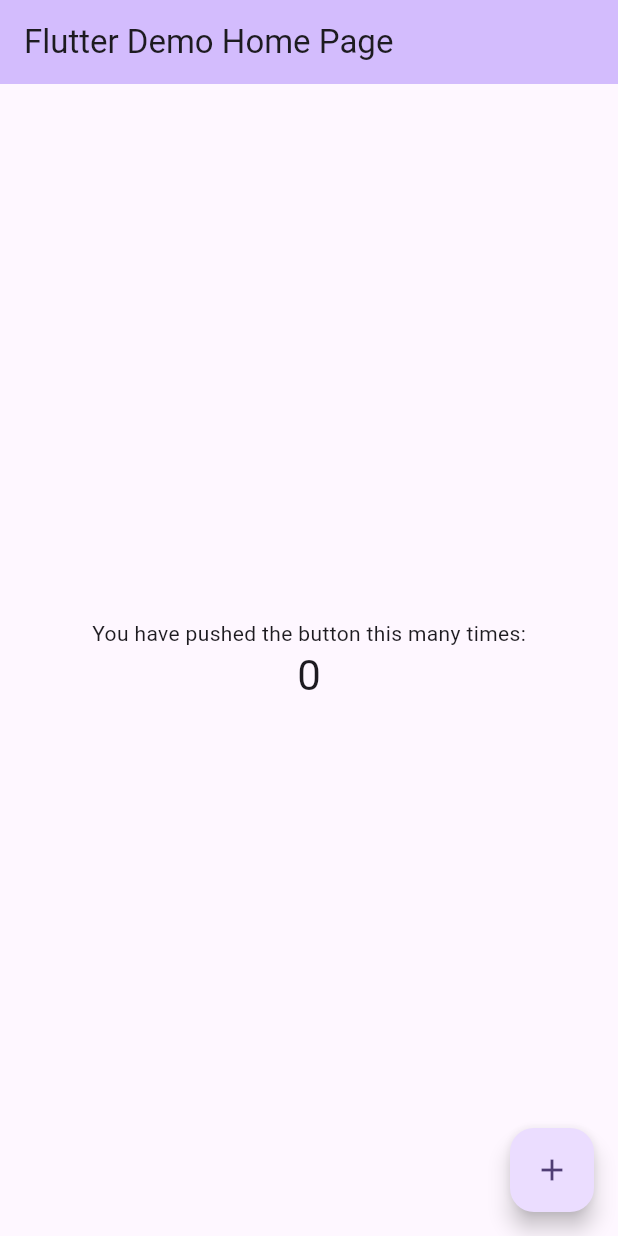
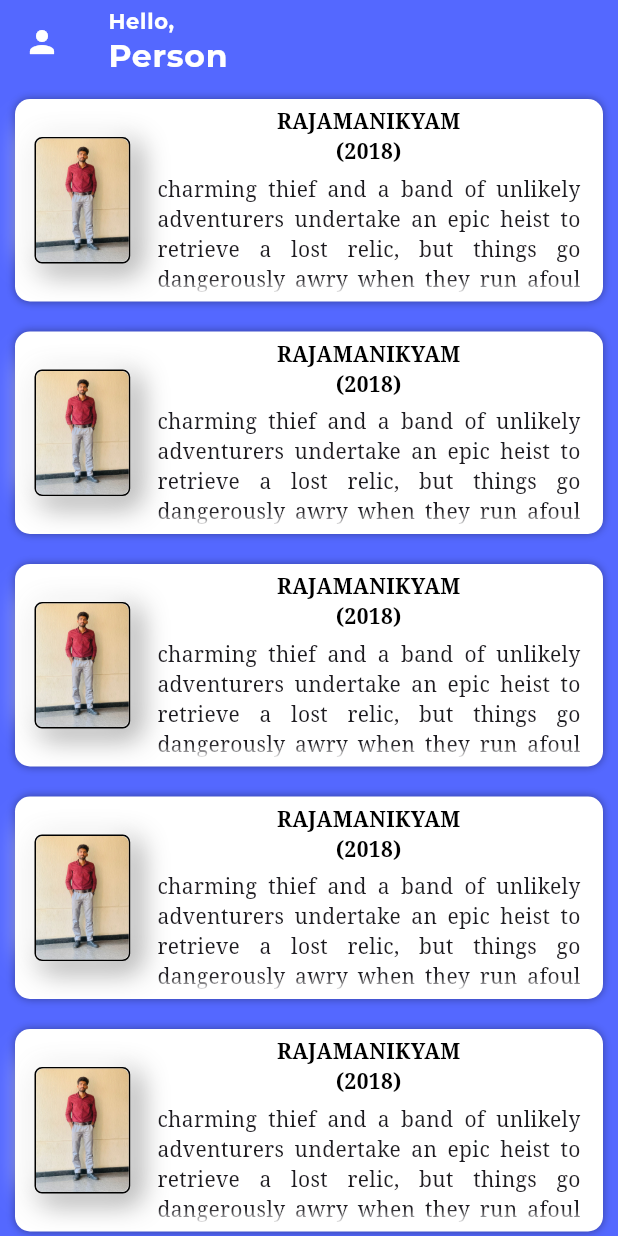
Before and after one commit to ijas-ahm-d/My_Movies, a Flutter app: the screen it shows after launch, on a phone screen of 412 x 824 dp. Run offline on Flutter 3.47's test engine with Material 2 defaults, Android fonts, the phone set to English and light mode, and no system bars; our stand-ins replace animated_splash_screen, freezed_annotation, google_fonts.

Commit message:
presentation completed

```diff
--- /dev/null
+++ b/lib/core/colors.dart
@@ -0,0 +1,7 @@
+import 'package:flutter/material.dart';
+
+class AppColors {
+  static const appColor = Color(0xFF5468FF);
+  static const kwhite = Colors.white;
+   static const kBlack = Colors.black;
+}
--- /dev/null
+++ b/lib/core/constants.dart
@@ -0,0 +1 @@
+const kBaseURL = "https://api.themoviedb.org/3";
--- /dev/null
+++ b/lib/core/images.dart
@@ -0,0 +1,3 @@
+class Images {
+  static String splashImg = "assets/images/splash.svg";
+}
--- /dev/null
+++ b/lib/core/text_styles.dart
@@ -0,0 +1,20 @@
+import 'package:flutter/material.dart';
+import 'package:google_fonts/google_fonts.dart';
+import 'package:my_movies/core/colors.dart';
+
+class TextStyles{
+ static textstyles(double size, FontWeight fweight, Color clr) {
+  return GoogleFonts.montserrat(
+    letterSpacing: 0.5,
+    fontSize: size,
+    fontWeight: fweight,
+    color: clr,
+  );
+}
+static final headline = GoogleFonts.robotoMono(
+  fontSize: 30,
+  letterSpacing: 3,
+  color: AppColors.kBlack,
+  fontWeight: FontWeight.bold,
+);
+}
--- /dev/null
+++ b/lib/domain/core/api_end_points.dart
@@ -0,0 +1,6 @@
+import 'package:my_movies/core/constants.dart';
+import 'package:my_movies/infrastructure/api_key.dart';
+
+class ApiEndPoints {
+  static const movies = "$kBaseURL/movie/day?language=en-US&api_key=$apikey";
+}
--- /dev/null
+++ b/lib/domain/core/failures/main_failures.dart
@@ -0,0 +1,4 @@
+@freezed
+class MainFailures with _$MainFailures{
+  const factory MainFailures() = _MainFailures;
+}
--- /dev/null
+++ b/lib/domain/home/i_movies_repo.dart
@@ -0,0 +1,3 @@
+abstract class IMoviesRepo{
+
+}
--- /dev/null
+++ b/lib/infrastructure/api_key.dart
@@ -0,0 +1 @@
+const apikey = "3aa2c997ec3eb7851fa0e377b062b620";
--- a/lib/main.dart
+++ b/lib/main.dart
@@ -1,4 +1,7 @@
 import 'package:flutter/material.dart';
+import 'package:google_fonts/google_fonts.dart';
+import 'package:my_movies/core/colors.dart';
+import 'package:my_movies/presentation/splash/splash_screen.dart';
 
 void main() {
   runApp(const MyApp());
@@ -6,120 +9,17 @@ void main() {
 
 class MyApp extends StatelessWidget {
   const MyApp({super.key});
-
-  // This widget is the root of your application.
   @override
   Widget build(BuildContext context) {
     return MaterialApp(
-      title: 'Flutter Demo',
+      title: 'MY MOVIES',
+      debugShowCheckedModeBanner: false,
       theme: ThemeData(
-        // This is the theme of your application.
-        //
-        // TRY THIS: Try running your application with "flutter run". You'll see
-        // the application has a blue toolbar. Then, without quitting the app,
-        // try changing the seedColor in the colorScheme below to Colors.green
-        // and then invoke "hot reload" (save your changes or press the "hot
-        // reload" button in a Flutter-supported IDE, or press "r" if you used
-        // the command line to start the app).
-        //
-        // Notice that the counter didn't reset back to zero; the application
-        // state is not lost during the reload. To reset the state, use hot
-        // restart instead.
-        //
-        // This works for code too, not just values: Most code changes can be
-        // tested with just a hot reload.
-        colorScheme: ColorScheme.fromSeed(seedColor: Colors.deepPurple),
+        fontFamily: GoogleFonts.robotoMono().fontFamily,
+        scaffoldBackgroundColor: AppColors.kwhite,
         useMaterial3: true,
       ),
-      home: const MyHomePage(title: 'Flutter Demo Home Page'),
+      home: SplashScreen(),
     );
   }
 }
-
-class MyHomePage extends StatefulWidget {
-  const MyHomePage({super.key, required this.title});
-
-  // This widget is the home page of your application. It is stateful, meaning
-  // that it has a State object (defined below) that contains fields that affect
-  // how it looks.
-
-  // This class is the configuration for the state. It holds the values (in this
-  // case the title) provided by the parent (in this case the App widget) and
-  // used by the build method of the State. Fields in a Widget subclass are
-  // always marked "final".
-
-  final String title;
-
-  @override
-  State<MyHomePage> createState() => _MyHomePageState();
-}
-
-class _MyHomePageState extends State<MyHomePage> {
-  int _counter = 0;
-
-  void _incrementCounter() {
-    setState(() {
-      // This call to setState tells the Flutter framework that something has
-      // changed in this State, which causes it to rerun the build method below
-      // so that the display can reflect the updated values. If we changed
-      // _counter without calling setState(), then the build method would not be
-      // called again, and so nothing would appear to happen.
-      _counter++;
-    });
-  }
-
-  @override
-  Widget build(BuildContext context) {
-    // This method is rerun every time setState is called, for instance as done
-    // by the _incrementCounter method above.
-    //
-    // The Flutter framework has been optimized to make rerunning build methods
-    // fast, so that you can just rebuild anything that needs updating rather
-    // than having to individually change instances of widgets.
-    return Scaffold(
-      appBar: AppBar(
-        // TRY THIS: Try changing the color here to a specific color (to
-        // Colors.amber, perhaps?) and trigger a hot reload to see the AppBar
-        // change color while the other colors stay the same.
-        backgroundColor: Theme.of(context).colorScheme.inversePrimary,
-        // Here we take the value from the MyHomePage object that was created by
-        // the App.build method, and use it to set our appbar title.
-        title: Text(widget.title),
-      ),
-      body: Center(
-        // Center is a layout widget. It takes a single child and positions it
-        // in the middle of the parent.
-        child: Column(
-          // Column is also a layout widget. It takes a list of children and
-          // arranges them vertically. By default, it sizes itself to fit its
-          // children horizontally, and tries to be as tall as its parent.
-          //
-          // Column has various properties to control how it sizes itself and
-          // how it positions its children. Here we use mainAxisAlignment to
-          // center the children vertically; the main axis here is the vertical
-          // axis because Columns are vertical (the cross axis would be
-          // horizontal).
-          //
-          // TRY THIS: Invoke "debug painting" (choose the "Toggle Debug Paint"
-          // action in the IDE, or press "p" in the console), to see the
-          // wireframe for each widget.
-          mainAxisAlignment: MainAxisAlignment.center,
-          children: <Widget>[
-            const Text(
-              'You have pushed the button this many times:',
-            ),
-            Text(
-              '$_counter',
-              style: Theme.of(context).textTheme.headlineMedium,
-            ),
-          ],
-        ),
-      ),
-      floatingActionButton: FloatingActionButton(
-        onPressed: _incrementCounter,
-        tooltip: 'Increment',
-        child: const Icon(Icons.add),
-      ), // This trailing comma makes auto-formatting nicer for build methods.
-    );
-  }
-}
--- /dev/null
+++ b/lib/presentation/components/special_button.dart
@@ -0,0 +1,38 @@
+import 'package:flutter/material.dart';
+
+class SpecialButton extends StatelessWidget {
+  const SpecialButton({super.key, required this.childIcon, this.border});
+
+  final dynamic childIcon;
+  final dynamic border;
+
+  @override
+  Widget build(BuildContext context) {
+    return Padding(
+      padding: const EdgeInsets.all(8),
+      child: Container(
+        decoration: BoxDecoration(
+          color: Colors.grey[300],
+          borderRadius: BorderRadius.circular(5),
+          border: border,
+          boxShadow: [
+            BoxShadow(
+              color: Colors.grey.shade500,
+              offset: const Offset(5, 5),
+              blurRadius: 15,
+              spreadRadius: 1,
+            ),
+            const BoxShadow(
+                color: Colors.white,
+                offset: Offset(-5, -5),
+                blurRadius: 15,
+                spreadRadius: 1)
+          ],
+        ),
+        child: Center(
+          child: childIcon,
+        ),
+      ),
+    );
+  }
+}
--- /dev/null
+++ b/lib/presentation/home/home_screen.dart
@@ -0,0 +1,138 @@
+import 'package:flutter/material.dart';
+import 'package:google_fonts/google_fonts.dart';
+import 'package:my_movies/core/colors.dart';
+import 'package:my_movies/core/text_styles.dart';
+import 'package:my_movies/presentation/components/special_button.dart';
+import 'package:my_movies/presentation/details/detail_screen.dart';
+
+class HomeScreen extends StatelessWidget {
+  const HomeScreen({super.key});
+
+  @override
+  Widget build(BuildContext context) {
+    final size = MediaQuery.of(context).size;
+    return Scaffold(
+      backgroundColor: AppColors.appColor,
+      appBar: AppBar(
+        backgroundColor: AppColors.appColor,
+        elevation: 0,
+        leading: const Icon(
+          Icons.person,
+          color: AppColors.kwhite,
+        ),
+        title: Column(
+          crossAxisAlignment: CrossAxisAlignment.start,
+          children: [
+            Text(
+              "Hello,",
+              style:
+                  TextStyles.textstyles(14, FontWeight.bold, AppColors.kwhite),
+            ),
+            Text(
+              "Person",
+              style:
+                  TextStyles.textstyles(21, FontWeight.bold, AppColors.kwhite),
+            ),
+          ],
+        ),
+      ),
+      body: ListView.builder(
+        physics: const ScrollPhysics(),
+        itemCount: 20,
+        itemBuilder: (BuildContext context, int index) {
+          return Padding(
+            padding: const EdgeInsets.symmetric(
+              vertical: 10,
+              horizontal: 10,
+            ),
+            child: InkWell(
+              onTap: () {
+                Navigator.push(
+                  context,
+                  MaterialPageRoute(
+                    builder: (context) {
+                      return DetailScreen();
+                    },
+                  ),
+                );
+              },
+              child: Container(
+                padding: const EdgeInsets.symmetric(
+                  horizontal: 5,
+                  vertical: 5,
+                ),
+                decoration: BoxDecoration(
+                  borderRadius: BorderRadius.circular(10),
+                  color: AppColors.kwhite,
+                  boxShadow: const [
+                    BoxShadow(
+                      blurRadius: 4,
+                      color: Colors.black38,
+                    ),
+                  ],
+                ),
+                child: Row(
+                  children: [
+                    SpecialButton(
+                      border: Border.all(color: AppColors.kBlack, width: 1),
+                      childIcon: SizedBox(
+                        height: size.height * 0.1,
+                        width: size.width * 0.15,
+                        child: ClipRRect(
+                          borderRadius: BorderRadius.circular(5),
+                          child: Image.asset(
+                            "assets/images/ijas.jpg",
+                            fit: BoxFit.cover,
+                          ),
+                        ),
+                      ),
+                    ),
+                    Expanded(
+                      child: Padding(
+                        padding: const EdgeInsets.symmetric(horizontal: 10),
+                        child: Column(
+                          children: [
+                            Text(
+                              "RAJAMANIKYAM",
+                              maxLines: 1,
+                              overflow: TextOverflow.ellipsis,
+                              textAlign: TextAlign.center,
+                              style: GoogleFonts.notoSerif(
+                                color: AppColors.kBlack,
+                                fontWeight: FontWeight.bold,
+                              ),
+                            ),
+                            Text(
+                              "(2018)",
+                              maxLines: 1,
+                              overflow: TextOverflow.ellipsis,
+                              textAlign: TextAlign.center,
+                              style: GoogleFonts.notoSerif(
+                                color: AppColors.kBlack,
+                                fontWeight: FontWeight.bold,
+                              ),
+                            ),
+                            const SizedBox(
+                              height: 5,
+                            ),
+                            Text(
+                              "charming thief and a band of unlikely adventurers undertake an epic heist to retrieve a lost relic, but things go dangerously awry when they run afoul of the wrong people.",
+                              overflow: TextOverflow.fade,
+                              maxLines: 4,
+                              textAlign: TextAlign.justify,
+                              style: GoogleFonts.notoSerif(),
+                            )
+                          ],
+                        ),
+                      ),
+                    )
+                  ],
+                ),
+              ),
+            ),
+          );
+        },
+      ),
+    );
+  }
+}
```
Also changed, not shown: lib/domain/home/models/movies_model.dart (added, +13 -0 lines), lib/presentation/details/detail_screen.dart (added, +191 -0 lines), lib/presentation/splash/splash_screen.dart (added, +38 -0 lines), pubspec.yaml (+39 -45 lines), assets/images/car3.png (added), assets/images/ijas.jpg (added), assets/images/sample.jpg (added), assets/images/splash.svg (added), lib/domain/home/models/movies_model.freezed.dart (added), lib/domain/home/models/movies_model.g.dart (added), pubspec.lock, 3 other files.
